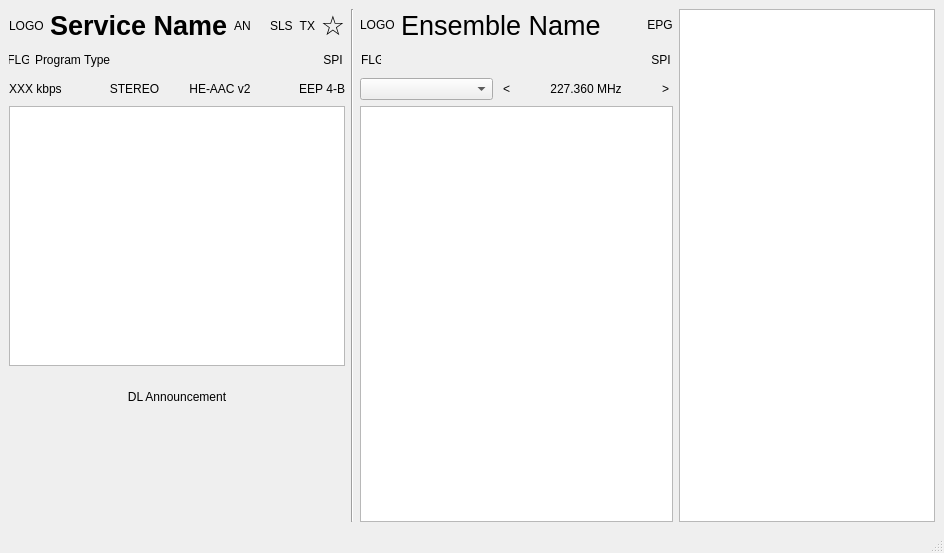
Above: gui/mainwindow.ui from KejPi/AbracaDABra before the change. Below: the same form after it.
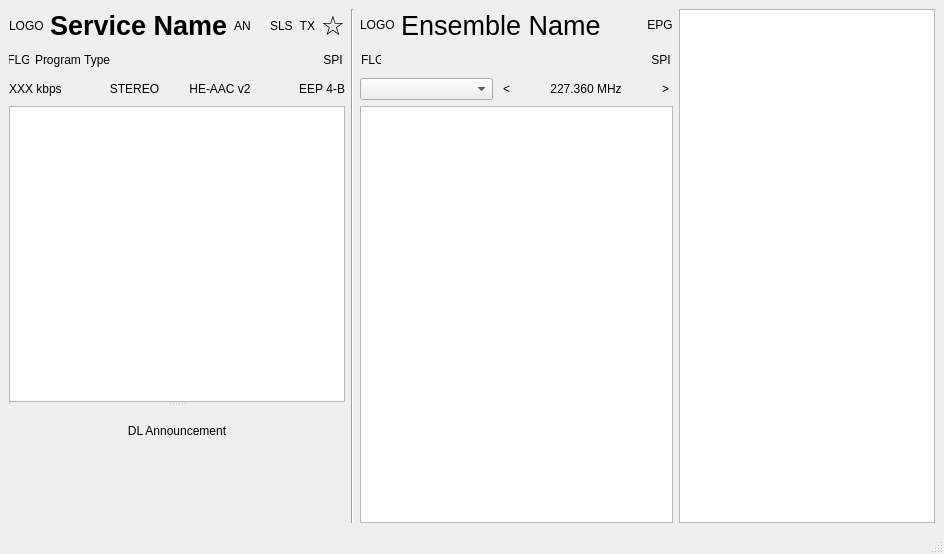
That is the form after the change. The open tabs and pages were chosen to show the change. Custom widgets are drawn as their Qt base class.

Commit message: feat: Using splitter between SLS and DL(+) to allow users to set their prefered layout

Diff of the .ui file:
```diff
--- a/gui/mainwindow.ui
+++ b/gui/mainwindow.ui
@@ -7,7 +7,7 @@
     <x>0</x>
     <y>0</y>
     <width>944</width>
-    <height>553</height>
+    <height>554</height>
    </rect>
   </property>
   <property name="sizePolicy">
@@ -214,7 +214,7 @@
       </item>
      </layout>
     </item>
-    <item row="0" column="1" rowspan="4">
+    <item row="0" column="1" rowspan="3">
      <widget class="QFrame" name="verticalLine">
       <property name="frameShape">
        <enum>QFrame::Shape::VLine</enum>
@@ -370,7 +370,7 @@
       </item>
      </layout>
     </item>
-    <item row="0" column="3" rowspan="4">
+    <item row="0" column="3" rowspan="3">
      <widget class="QTreeView" name="serviceTreeView">
       <property name="sizePolicy">
        <sizepolicy hsizetype="Minimum" vsizetype="MinimumExpanding">
@@ -527,6 +527,13 @@
      </widget>
     </item>
     <item row="2" column="0">
+     <widget class="QSplitter" name="splitter">
+      <property name="orientation">
+       <enum>Qt::Orientation::Vertical</enum>
+      </property>
+      <property name="childrenCollapsible">
+       <bool>false</bool>
+      </property>
      <widget class="QStackedWidget" name="slsWidget">
       <property name="sizePolicy">
        <sizepolicy hsizetype="Preferred" vsizetype="Preferred">
@@ -599,24 +606,6 @@
        </layout>
       </widget>
      </widget>
-    </item>
-    <item row="2" column="2" rowspan="2">
-     <widget class="QListView" name="serviceListView">
-      <property name="sizePolicy">
-       <sizepolicy hsizetype="Minimum" vsizetype="MinimumExpanding">
-        <horstretch>0</horstretch>
-        <verstretch>0</verstretch>
-       </sizepolicy>
-      </property>
-      <property name="minimumSize">
-       <size>
-        <width>180</width>
-        <height>0</height>
-       </size>
-      </property>
-     </widget>
-    </item>
-    <item row="3" column="0">
      <widget class="QScrollArea" name="scrollArea">
       <property name="sizePolicy">
        <sizepolicy hsizetype="Expanding" vsizetype="Expanding">
@@ -630,12 +619,6 @@
         <height>50</height>
        </size>
       </property>
-      <property name="maximumSize">
-       <size>
-        <width>16777215</width>
-        <height>150</height>
-       </size>
-      </property>
       <property name="styleSheet">
        <string notr="true">QScrollArea { background: transparent; }
 QScrollArea &gt; QWidget &gt; QWidget { background: transparent; }
@@ -723,8 +706,8 @@
         <rect>
          <x>0</x>
          <y>0</y>
-         <width>349</width>
-         <height>100</height>
+          <width>341</width>
+          <height>110</height>
         </rect>
        </property>
        <layout class="QVBoxLayout" name="verticalLayout_2">
@@ -960,8 +943,41 @@
           </widget>
          </widget>
         </item>
-       </layout>
-      </widget>
+         <item>
+          <spacer name="dlVerticalSpacer">
+           <property name="orientation">
+            <enum>Qt::Orientation::Vertical</enum>
+           </property>
+           <property name="sizeType">
+            <enum>QSizePolicy::Policy::MinimumExpanding</enum>
+           </property>
+           <property name="sizeHint" stdset="0">
+            <size>
+             <width>298</width>
+             <height>0</height>
+            </size>
+           </property>
+          </spacer>
+         </item>
+        </layout>
+       </widget>
+      </widget>
+     </widget>
+    </item>
+    <item row="2" column="2">
+     <widget class="QListView" name="serviceListView">
+      <property name="sizePolicy">
+       <sizepolicy hsizetype="Minimum" vsizetype="MinimumExpanding">
+        <horstretch>0</horstretch>
+        <verstretch>0</verstretch>
+       </sizepolicy>
+      </property>
+      <property name="minimumSize">
+       <size>
+        <width>180</width>
+        <height>0</height>
+       </size>
+      </property>
      </widget>
     </item>
    </layout>
```
Left out of the diff: 2 changed lines with no effect on the pictures. Lines whose indentation alone changed are shown as unchanged. The commit also changes 1 other file.
